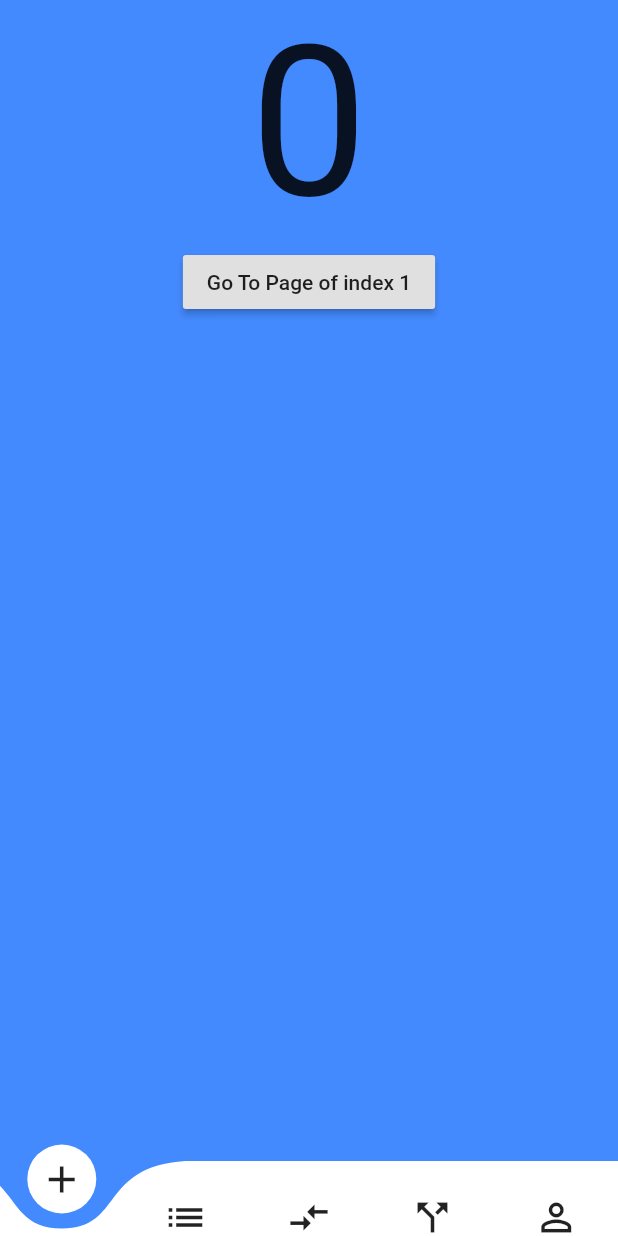
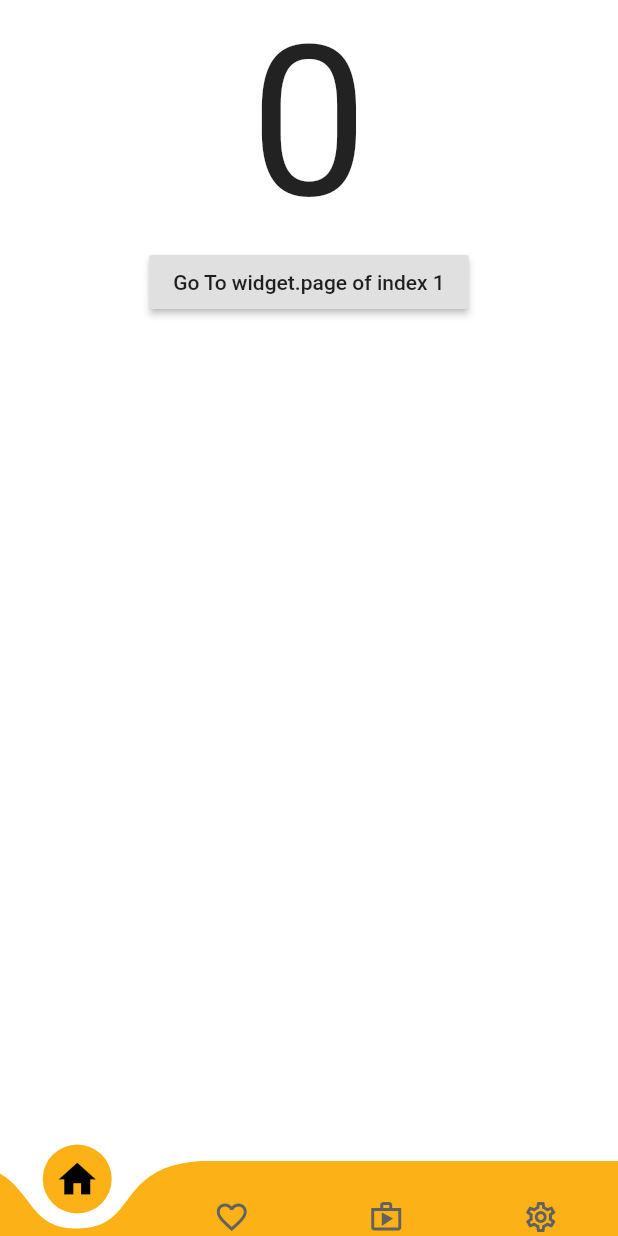
Before and after one commit to jsc-app-2020/xetia_shop, a Flutter app: the screen it shows after launch, on a phone screen of 412 x 824 dp. Run offline on Flutter 3.47's test engine with Material 2 defaults, Android fonts, the phone set to English and light mode, and no system bars; drawn by our look-alikes of curved_navigation_bar.

Commit message:
update bottom navigation bar design

```diff
--- /dev/null
+++ b/lib/constants.dart
@@ -0,0 +1,4 @@
+import 'package:flutter/material.dart';
+
+const Color kOrange = Color(0xFFFCB216);
+Color kGrey = Colors.grey[700];
--- a/lib/main.dart
+++ b/lib/main.dart
@@ -1,54 +1,59 @@
 import 'package:curved_navigation_bar/curved_navigation_bar.dart';
 import 'package:flutter/material.dart';
 
-void main() => runApp(MaterialApp(home: BottomNavBar()));
+import 'constants.dart';
 
-class BottomNavBar extends StatefulWidget {
+void main() => runApp(MaterialApp(home: HomeScreen()));
+
+class MyApp extends StatelessWidget {
   @override
-  _BottomNavBarState createState() => _BottomNavBarState();
+  Widget build(BuildContext context) {
+    return MaterialApp(
+      debugShowCheckedModeBanner: false,
+      title: 'XETIA SHOP',
+      theme: ThemeData(
+        primarySwatch: kOrange,
+        fontFamily: "Open-Sans",
+        visualDensity: VisualDensity.adaptivePlatformDensity,
+      ),
+      home: HomeScreen(),
+    );
+  }
 }
 
-class _BottomNavBarState extends State<BottomNavBar> {
-  int _page = 0;
-  GlobalKey _bottomNavigationKey = GlobalKey();
+class HomeScreen extends StatefulWidget {
+  @override
+  _HomeScreenState createState() => _HomeScreenState();
+}
+
+class _HomeScreenState extends State<HomeScreen> {
+  int page = 0;
+  GlobalKey bottomNavKey = GlobalKey();
 
   @override
   Widget build(BuildContext context) {
     return Scaffold(
-        bottomNavigationBar: CurvedNavigationBar(
-          key: _bottomNavigationKey,
-          index: 0,
-          height: 50.0,
-          items: <Widget>[
-            Icon(Icons.add, size: 30),
-            Icon(Icons.list, size: 30),
-            Icon(Icons.compare_arrows, size: 30),
-            Icon(Icons.call_split, size: 30),
-            Icon(Icons.perm_identity, size: 30),
-          ],
-          color: Colors.white,
-          buttonBackgroundColor: Colors.white,
-          backgroundColor: Colors.blueAccent,
-          animationCurve: Curves.easeInOut,
-          animationDuration: Duration(milliseconds: 600),
+        extendBody: true,
+        bottomNavigationBar: XetiaBottomNavBar(
+          key: bottomNavKey,
+          page: page,
           onTap: (index) {
             setState(() {
-              _page = index;
+              page = index;
             });
           },
-          letIndexChange: (index) => true,
         ),
         body: Container(
-          color: Colors.blueAccent,
+          color: Colors.white,
           child: Center(
             child: Column(
               children: <Widget>[
-                Text(_page.toString(), textScaleFactor: 10.0),
+                Text(page.toString(), textScaleFactor: 10.0),
                 RaisedButton(
-                  child: Text('Go To Page of index 1'),
+                  child: Text('Go To widget.page of index 1'),
                   onPressed: () {
                     final CurvedNavigationBarState navBarState =
-                        _bottomNavigationKey.currentState;
+                        bottomNavKey.currentState;
                     navBarState.setPage(1);
                   },
                 )
@@ -58,3 +63,48 @@ class _BottomNavBarState extends State<BottomNavBar> {
         ));
   }
 }
+
+class XetiaBottomNavBar extends StatelessWidget {
+  final int page;
+  final Function onTap;
+
+  const XetiaBottomNavBar({Key key, this.page, this.onTap}) : super(key: key);
+
+  @override
+  Widget build(BuildContext context) {
+    return CurvedNavigationBar(
+      key: key,
+      index: 0,
+      height: 50.0,
+      items: <Widget>[
+        Icon(
+          page == 0 ? Icons.home : Icons.home_outlined,
+          size: page == 0 ? 30 : 24,
+          color: page == 0 ? Colors.black : kGrey,
+        ),
+        Icon(
+          page == 1 ? Icons.favorite : Icons.favorite_border,
+          size: page == 1 ? 30 : 24,
+          color: page == 1 ? Colors.black : kGrey,
+        ),
+        Icon(
+          page == 2 ? Icons.shop : Icons.shop_outlined,
+          size: page == 2 ? 30 : 24,
+          color: page == 2 ? Colors.black : kGrey,
+        ),
+        Icon(
+          page == 3 ? Icons.settings : Icons.settings_outlined,
+          size: page == 3 ? 30 : 24,
+          color: page == 3 ? Colors.black : kGrey,
+        ),
+      ],
+      backgroundColor: Color(0xff00FFFFFF),
+      color: kOrange,
+      buttonBackgroundColor: kOrange,
+      animationCurve: Curves.easeInOut,
+      animationDuration: Duration(milliseconds: 300),
+      onTap: onTap,
+      letIndexChange: (index) => true,
+    );
+  }
+}
```
Also changed, not shown: 2 other files.
